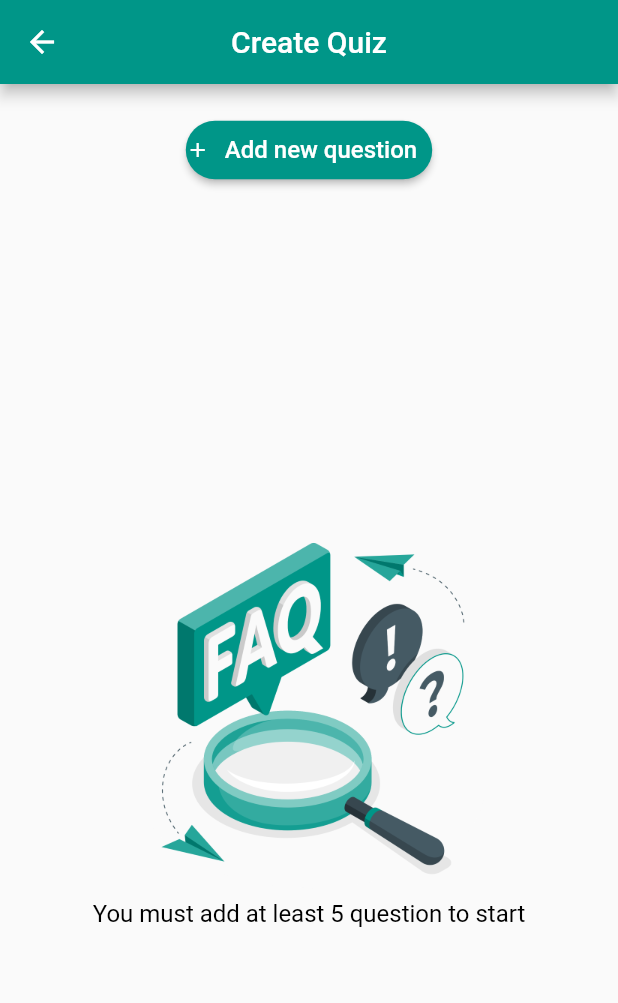
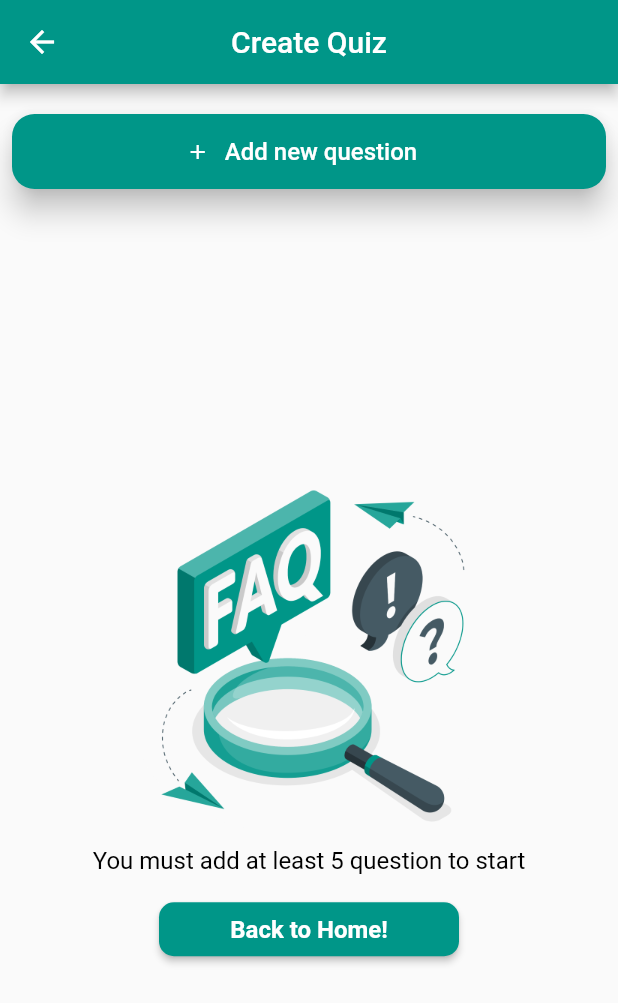
Before and after one commit to mohammedalqarra/second_app, a Flutter app: the screen it shows after launch, after a tap on the "menu" icon, after a tap on "Create Quiz", on a phone screen of 412 x 824 dp. Shown: the top 1003 px of the screen. Run offline on Flutter 3.47's test engine with Material 2 defaults, Android fonts, the phone set to English and light mode, and no system bars; our stand-ins replace flutter_screenutil, sqflite; accounts and stored records are empty.

```diff
--- a/lib/DataBase/databaseController.dart
+++ b/lib/DataBase/databaseController.dart
@@ -1,5 +1,4 @@
 import 'dart:developer';
-import 'package:flutter_screenutil/flutter_screenutil.dart';
 import 'package:flutter/widgets.dart';
 import 'package:path/path.dart';
 import 'package:sqflite/sqflite.dart';
--- a/lib/Screens/CreateQuiz.dart
+++ b/lib/Screens/CreateQuiz.dart
@@ -1,10 +1,15 @@
+import 'dart:developer';
+import 'package:flutter_screenutil/flutter_screenutil.dart';
 import 'package:flutter/material.dart';
 import 'package:provider/provider.dart';
+import 'package:second_app/DataBase/databaseController.dart';
+import 'package:second_app/Provider/databaseProvider.dart';
+import 'package:second_app/Models/databaseModel.dart';
+import 'package:second_app/QuestionWidget.dart';
 import 'package:second_app/Screens/AddNewQuestion.dart';
-import 'package:second_app/Provider/databaseProvider.dart';
 import 'package:second_app/Screens/homepage.dart';
-import 'package:second_app/app_routes.dart';
-import '../QuestionWidget.dart';
+import '../app_routes.dart';
+import '../StartQuizWidget.dart';
 
 class CreateQuiz extends StatefulWidget {
   const CreateQuiz({Key? key}) : super(key: key);
@@ -14,20 +19,6 @@ class CreateQuiz extends StatefulWidget {
 
 class _CreateQuizState extends State<CreateQuiz> {
   final ScrollController scrollController = ScrollController();
-
-  void navigateToCreateQuiz() {
-    Navigator.push(
-      context,
-      MaterialPageRoute(builder: (context) => const HomePage()),
-    );
-  }
-
-  void navigateToAddNewQuestion() {
-    Navigator.push(
-      context,
-      MaterialPageRoute(builder: (context) => const AddNewQuestion()),
-    );
-  }
 
   @override
   void initState() {
@@ -47,12 +38,6 @@ class _CreateQuizState extends State<CreateQuiz> {
           ),
           centerTitle: true,
           backgroundColor: Colors.teal,
-          leading: IconButton(
-            icon: const Icon(Icons.arrow_back),
-            onPressed: () {
-              navigateToCreateQuiz();
-            },
-          ),
         ),
         body: databaseProvider.questions.isEmpty
             ? Center(
@@ -65,9 +50,10 @@ class _CreateQuizState extends State<CreateQuiz> {
                       child: ElevatedButton(
                         style: ElevatedButton.styleFrom(
                           padding: EdgeInsets.symmetric(vertical: 10),
-                          shape: RoundedRectangleBorder(
-                            borderRadius: BorderRadius.circular(20),
-                          ),
+                            minimumSize: Size(600, 50),
+                            elevation: 8,
+                            shape: RoundedRectangleBorder(
+                                borderRadius: BorderRadius.circular(15)),
                         ),
                         onPressed: () {
                           AppRouter.pushWidget(AddNewQuestion());
@@ -77,8 +63,8 @@ class _CreateQuizState extends State<CreateQuiz> {
                           children: const [
                             Padding(
                               padding: EdgeInsets.only(right: 10),
-                              child: Icon(Icons.add,
-                                  size: 16, color: Colors.white),
+                              child:
+                              Icon(Icons.add, size: 16, color: Colors.white),
                             ),
                             Text(
                               'Add new question',
@@ -106,6 +92,33 @@ class _CreateQuizState extends State<CreateQuiz> {
                         fontSize: 16,
                       ),
                     ),
+                    Padding(
+                      padding: EdgeInsets.all(12),
+                      child: Container(
+                        width: 200,
+                        child: ElevatedButton(
+                          onPressed: () {
+                            //  navigateToHomePage();
+                            AppRouter.pushWidget(HomePage());
+                          },
+                          style: ElevatedButton.styleFrom(
+                            backgroundColor: Colors.teal,
+                            shape: RoundedRectangleBorder(
+                              borderRadius: BorderRadius.circular(10),
+                            ),
+                          ),
+                          child: const Text(
+                            "Back to Home!",
+                            style: TextStyle(
+                              fontSize: 16,
+                              fontWeight: FontWeight.bold,
+                              color: Colors.white,
+                            ),
+                            textAlign: TextAlign.center,
+                          ),
+                        ),
+                      ),
+                    ),
                     const Spacer(),
                   ],
                 ),
@@ -114,13 +127,15 @@ class _CreateQuizState extends State<CreateQuiz> {
                 children: [
                   SizedBox(width: MediaQuery.of(context).size.width),
                   Padding(
-                    padding: EdgeInsets.symmetric(vertical: 20, horizontal: 8),
+                    padding:
+                        const EdgeInsets.symmetric(vertical: 20, horizontal: 8),
                     child: ElevatedButton(
                       style: ElevatedButton.styleFrom(
                         padding: EdgeInsets.symmetric(vertical: 10),
-                        shape: RoundedRectangleBorder(
-                            borderRadius: BorderRadius.circular(12)),
-                      ),
+                       minimumSize: Size(600, 50),
+                      elevation: 8,
+                      shape: RoundedRectangleBorder(
+                          borderRadius: BorderRadius.circular(15))),
                       onPressed: () {
                         AppRouter.pushWidget(AddNewQuestion());
                       },
--- a/lib/Screens/NotQuestion.dart
+++ b/lib/Screens/NotQuestion.dart
@@ -29,12 +29,6 @@ class _NotQuestionState extends State<NotQuestion> {
         title: Text('Quiz App'),
         centerTitle: true,
         backgroundColor: Colors.teal,
-        leading: IconButton(
-          icon: Icon(Icons.arrow_back),
-          onPressed: () {
-            navigateToCreateQuiz();
-          },
-        ),
       ),
       body: Center(
         child: Column(
--- a/lib/Screens/congratulations.dart
+++ b/lib/Screens/congratulations.dart
@@ -9,12 +9,6 @@ class congratulations extends StatelessWidget {
         title: const Text("Quiz app"),
         centerTitle: true,
         backgroundColor: Color.fromARGB(255, 14, 198, 161),
-         leading: IconButton(
-          icon: Icon(Icons.arrow_back),
-            onPressed: () {
-            // Navigator.pop(context);
-          },
-         ),
       ),
       body: Center(
         child: Column(
--- a/lib/Screens/homepage.dart
+++ b/lib/Screens/homepage.dart
@@ -8,7 +8,6 @@ import 'package:second_app/Screens/CreateQuiz.dart';
 import 'package:second_app/Screens/NotQuestion.dart';
 import 'package:second_app/Screens/congratulations.dart';
 import 'package:second_app/Screens/StartQuiz.dart';
-import '../StartQuizWidget.dart';
 import '../app_routes.dart';
 import '../ExitDialog.dart';
 
@@ -27,28 +26,7 @@ class _HomePageState extends State<HomePage> {
     Provider.of<DatabaseProvider>(context, listen: false).selectAllQuestions();
   }
 
-  void navigateToHomePage() {
-    Navigator.push(
-      context,
-      MaterialPageRoute(builder: (context) => HomePage()),
-    );
-  }
 
-  void navigateToCreateQuizPage() {
-    Navigator.push(
-      context,
-      MaterialPageRoute(builder: (context) => AddNewQuestion()),
-    );
-  }
-
-  void navigateToStartQuizPage() {
-    Navigator.push(
-      context,
-      MaterialPageRoute(builder: (context) => CreateQuiz()),
-    );
-  }
-
-  void exitApp() {}
   @override
   Widget build(BuildContext context) {
     return Scaffold(
@@ -66,9 +44,14 @@ class _HomePageState extends State<HomePage> {
                 ));
           },
         ),
-        title: const Text("Quiz app"),
+        title: const Text(
+          "Quiz app",
+          style: TextStyle(
+            fontSize: 20,
+          ),
+        ),
         centerTitle: true,
-        backgroundColor: Color.fromARGB(255, 14, 198, 161),
+        backgroundColor: Colors.teal,
       ),
       body: Center(
         child: Column(
@@ -76,8 +59,8 @@ class _HomePageState extends State<HomePage> {
           children: [
             Image.asset(
               'lib/assets/quiz.png',
-              width: 200,
-              height: 200,
+              width: 500,
+              height: 300,
             ),
             SizedBox(width: 200, height: 30),
             Consumer<DatabaseProvider>(
@@ -86,7 +69,7 @@ class _HomePageState extends State<HomePage> {
                   style: ElevatedButton.styleFrom(
                     backgroundColor: Colors.teal,
                     shape: RoundedRectangleBorder(
-                    borderRadius: BorderRadius.circular(10),
+                      borderRadius: BorderRadius.circular(12),
                     ),
                     padding: const EdgeInsets.all(10),
                   ),
@@ -99,16 +82,23 @@ class _HomePageState extends State<HomePage> {
                       AppRouter.pushWidget(StartQuiz());
                     }
                   },
+                  child: Container(
+                    width: 170,
+                    height: 30, // Replace 200 with your desired width value
+                    padding: const EdgeInsets.symmetric(
+                        vertical: 5,
+                        horizontal:
+                            30), // Replace 8.0 with your desired padding value
                     child: const Text(
                       "Let's Start!",
                       style: TextStyle(
-                    fontSize: 16,
-                    fontWeight: FontWeight.bold,
+                        fontSize: 20,
+                        fontWeight: FontWeight.w500,
                         color: Colors.white,
                       ),
                       textAlign: TextAlign.center,
                     ),
-              );
+                  ));
             }),
           ],
         ),
@@ -184,7 +174,9 @@ class _HomePageState extends State<HomePage> {
               },
             ),
 
-            const Divider(),
+            const Divider(
+              thickness: 1,
+            ),
             // ListTile(
             //   leading: const Icon(Icons.logout),
             //   title: const Text('Exit'),
@@ -195,17 +187,22 @@ class _HomePageState extends State<HomePage> {
 
             TextButton(
               onPressed: () {
-                Navigator.pop(context);
-                showDialog(
-                  context: context,
-                  builder: (context) {
+                // Navigator.pop(context);
+                // showDialog(
+                //   context: context,
+                //   builder: (context) {
+                //     return ExitDialog();
+                //   },
+                // );
+
+                AppRouter.popWidget();
+                showDialog(context: context , builder: (context){
                   return ExitDialog();
+                });
               },
-                );
-              },
-              child: ListTile(
-                leading: const Icon(Icons.logout),
-                title: const Text('Exit'),
+              child: const ListTile(
+                leading: Icon(Icons.logout),
+                title: Text('Exit'),
               ),
             ),
           ],
--- a/lib/main.dart
+++ b/lib/main.dart
@@ -10,7 +10,7 @@ import 'app_routes.dart';
 
 void main() async {
   WidgetsFlutterBinding.ensureInitialized();
-  await DatabaseController().initDatabase();
+  await DatabaseController.quizDatabase.initDatabase();
   runApp(const MyApp());
 }
 
@@ -22,10 +22,10 @@ class MyApp extends StatelessWidget {
     return MultiProvider(
       providers: [
         ChangeNotifierProvider<DatabaseProvider>(
-          create: (context) => DatabaseProvider(),
-        ),
-      ],
-      child: ScreenUtilInit(
+        create: (context) => DatabaseProvider(),
+      ),
+        ],
+    child: ScreenUtilInit(
         designSize: const Size(360, 690),
         minTextAdapt: true,
         builder: (context, child) {
```
Also changed, not shown: lib/ExitDialog.dart (+11 -3 lines), lib/Provider/databaseProvider.dart (+22 -27 lines), lib/QuestionWidget.dart (+7 -7 lines), lib/Screens/AddNewQuestion.dart (+20 -41 lines), lib/Screens/ResultQuiz.dart (+3 -8 lines), lib/Screens/StartQuiz.dart (+21 -21 lines), lib/StartQuizWidget.dart (+24 -17 lines), 1 other file. Lines whose indentation alone changed are shown as unchanged.
